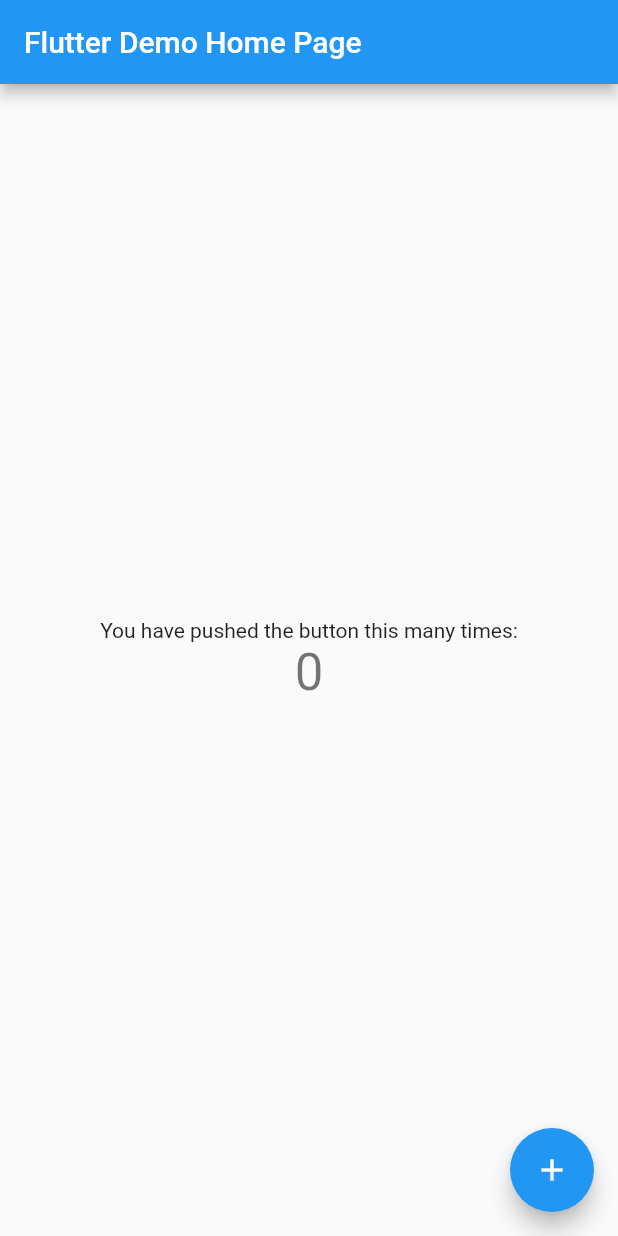
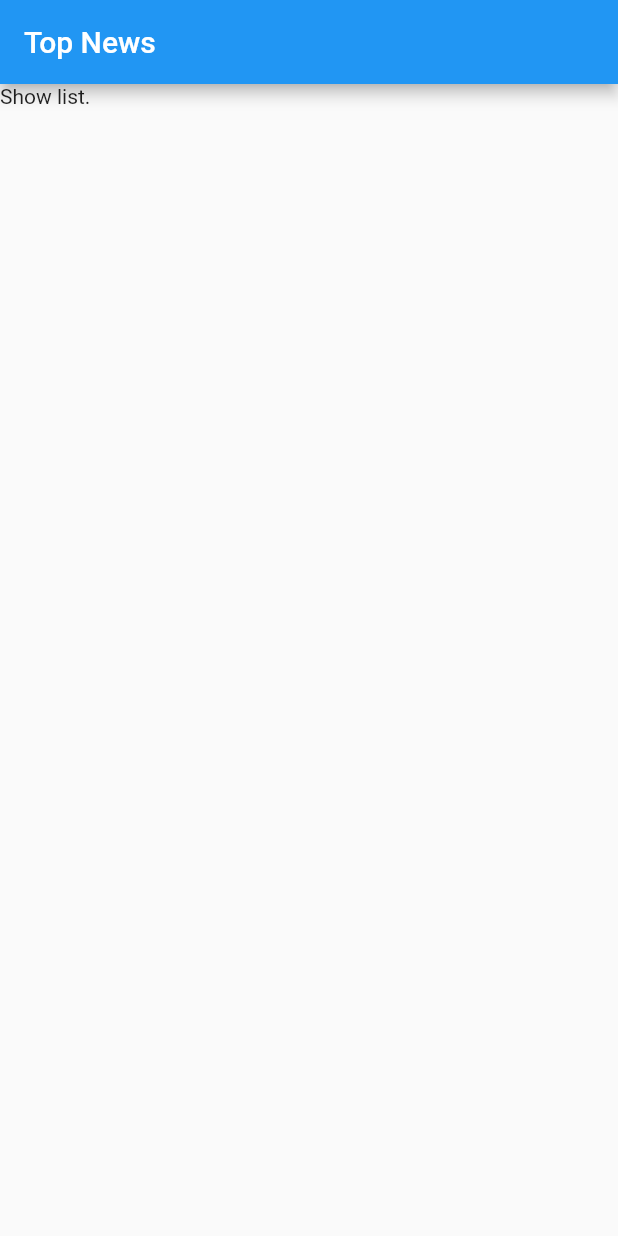
Before and after one commit to rhokstar/dart_flutter_hacker_news, a Flutter app: the screen it shows after launch, on a phone screen of 412 x 824 dp. Run offline on Flutter 3.47's test engine with Material 2 defaults, Android fonts, the phone set to English and light mode, and no system bars; our stand-ins replace sqflite; accounts and stored records are empty.

Commit message:
Continue refactoring.

```diff
--- a/lib/main.dart
+++ b/lib/main.dart
@@ -1,111 +1,6 @@
 import 'package:flutter/material.dart';
+import './src/app.dart';
 
-void main() => runApp(MyApp());
-
-class MyApp extends StatelessWidget {
-  // This widget is the root of your application.
-  @override
-  Widget build(BuildContext context) {
-    return MaterialApp(
-      title: 'Flutter Demo',
-      theme: ThemeData(
-        // This is the theme of your application.
-        //
-        // Try running your application with "flutter run". You'll see the
-        // application has a blue toolbar. Then, without quitting the app, try
-        // changing the primarySwatch below to Colors.green and then invoke
-        // "hot reload" (press "r" in the console where you ran "flutter run",
-        // or simply save your changes to "hot reload" in a Flutter IDE).
-        // Notice that the counter didn't reset back to zero; the application
-        // is not restarted.
-        primarySwatch: Colors.blue,
-      ),
-      home: MyHomePage(title: 'Flutter Demo Home Page'),
-    );
-  }
+void main() {
+  runApp(App());
 }
-
-class MyHomePage extends StatefulWidget {
-  MyHomePage({Key key, this.title}) : super(key: key);
-
-  // This widget is the home page of your application. It is stateful, meaning
-  // that it has a State object (defined below) that contains fields that affect
-  // how it looks.
-
-  // This class is the configuration for the state. It holds the values (in this
-  // case the title) provided by the parent (in this case the App widget) and
-  // used by the build method of the State. Fields in a Widget subclass are
-  // always marked "final".
-
-  final String title;
-
-  @override
-  _MyHomePageState createState() => _MyHomePageState();
-}
-
-class _MyHomePageState extends State<MyHomePage> {
-  int _counter = 0;
-
-  void _incrementCounter() {
-    setState(() {
-      // This call to setState tells the Flutter framework that something has
-      // changed in this State, which causes it to rerun the build method below
-      // so that the display can reflect the updated values. If we changed
-      // _counter without calling setState(), then the build method would not be
-      // called again, and so nothing would appear to happen.
-      _counter++;
-    });
-  }
-
-  @override
-  Widget build(BuildContext context) {
-    // This method is rerun every time setState is called, for instance as done
-    // by the _incrementCounter method above.
-    //
-    // The Flutter framework has been optimized to make rerunning build methods
-    // fast, so that you can just rebuild anything that needs updating rather
-    // than having to individually change instances of widgets.
-    return Scaffold(
-      appBar: AppBar(
-        // Here we take the value from the MyHomePage object that was created by
-        // the App.build method, and use it to set our appbar title.
-        title: Text(widget.title),
-      ),
-      body: Center(
-        // Center is a layout widget. It takes a single child and positions it
-        // in the middle of the parent.
-        child: Column(
-          // Column is also layout widget. It takes a list of children and
-          // arranges them vertically. By default, it sizes itself to fit its
-          // children horizontally, and tries to be as tall as its parent.
-          //
-          // Invoke "debug painting" (press "p" in the console, choose the
-          // "Toggle Debug Paint" action from the Flutter Inspector in Android
-          // Studio, or the "Toggle Debug Paint" command in Visual Studio Code)
-          // to see the wireframe for each widget.
-          //
-          // Column has various properties to control how it sizes itself and
-          // how it positions its children. Here we use mainAxisAlignment to
-          // center the children vertically; the main axis here is the vertical
-          // axis because Columns are vertical (the cross axis would be
-          // horizontal).
-          mainAxisAlignment: MainAxisAlignment.center,
-          children: <Widget>[
-            Text(
-              'You have pushed the button this many times:',
-            ),
-            Text(
-              '$_counter',
-              style: Theme.of(context).textTheme.display1,
-            ),
-          ],
-        ),
-      ),
-      floatingActionButton: FloatingActionButton(
-        onPressed: _incrementCounter,
-        tooltip: 'Increment',
-        child: Icon(Icons.add),
-      ), // This trailing comma makes auto-formatting nicer for build methods.
-    );
-  }
-}
--- /dev/null
+++ b/lib/src/app.dart
@@ -0,0 +1,11 @@
+import 'package:flutter/material.dart';
+import './screens/news_list.dart';
+
+class App extends StatelessWidget {
+  Widget build(context) {
+    return MaterialApp(
+      title: 'HackerNews',
+      home: NewsList(),
+    );
+  }
+}
--- a/lib/src/resources/news_api_provider.dart
+++ b/lib/src/resources/news_api_provider.dart
@@ -8,13 +8,17 @@ import 'dart:convert';
 // ItemModel
 import '../models/item_model.dart';
 
+// Wiring up abstract class Source
+import './repository.dart';
+
 import 'dart:async';
 
 // Keep the root private. Note: no trailing slash at the end.
 final _root = 'https://hacker-news.firebaseio.com/v0';
 
 // Reaches out to API and it's to endpoints
-class NewsAPIProvider {
+// Abstract class Source gets implemented here
+class NewsAPIProvider implements Source{
   // Create instance of Client class
   Client client = Client();
 
--- /dev/null
+++ b/lib/src/screens/news_list.dart
@@ -0,0 +1,12 @@
+import 'package:flutter/material.dart';
+
+class NewsList extends StatelessWidget {
+  Widget build(context) {
+    return Scaffold(
+      appBar: AppBar(
+        title: Text('Top News'),
+      ),
+      body: Text('Show list.'),
+    );
+  }
+}
```
Also changed, not shown: lib/src/resources/news_db_provider.dart (+20 -1 lines), lib/src/resources/repository.dart (+41 -14 lines), lib/src/widgets/bloc.dart (added).
